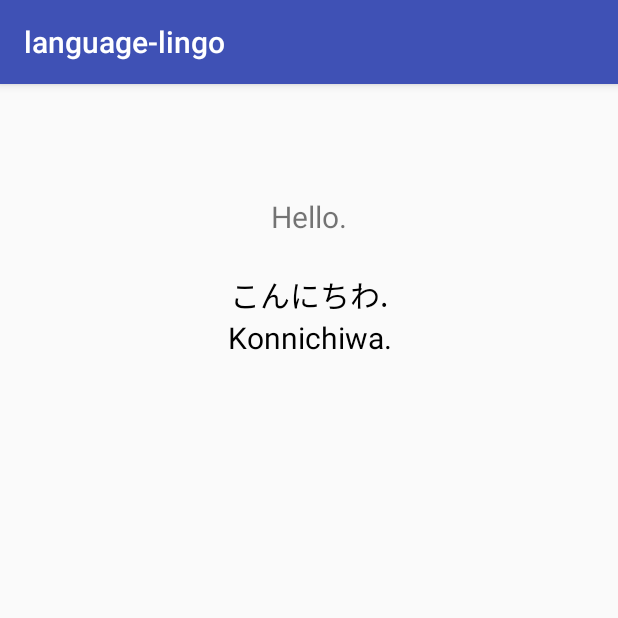
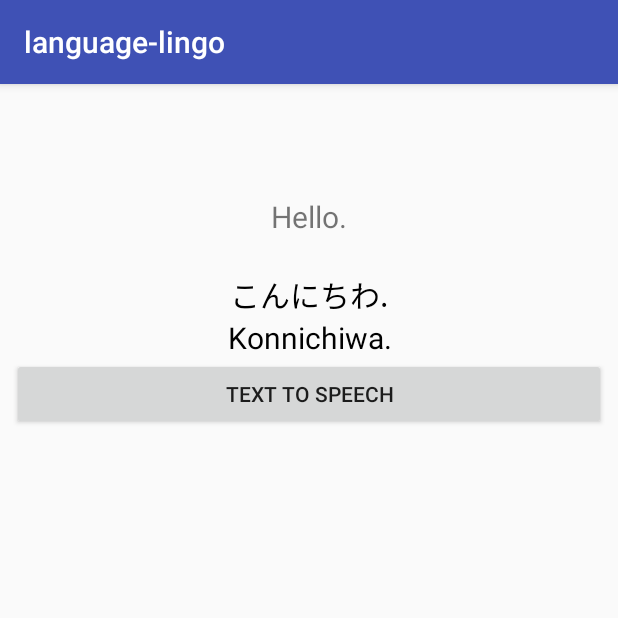
Before and after one commit to DanChunn/language-lingo, an Android app: the TranslationsActivity screen opened directly, with no data from a screen before it, on a phone screen of 412 x 824 dp, the top half of it. Run offline under Robolectric (Android 15) with nearby library versions, the phone set to English and light mode, and no system bars; 3 statements that could not run were skipped.

Commit message:
added button for text to speech

```diff
--- a/app/src/main/java/com/danchunn/language_lingo/TranslationsActivity.java
+++ b/app/src/main/java/com/danchunn/language_lingo/TranslationsActivity.java
@@ -5,11 +5,14 @@ import android.content.res.ColorStateList;
 import android.graphics.Color;
 import android.os.Build;
 import android.speech.tts.TextToSpeech;
+import android.support.constraint.ConstraintLayout;
 import android.support.v7.app.AppCompatActivity;
 import android.os.Bundle;
 import android.util.Log;
 import android.util.TypedValue;
 import android.view.Gravity;
+import android.view.View;
+import android.widget.Button;
 import android.widget.LinearLayout;
 import android.widget.TextView;
 import java.util.Locale;
@@ -17,6 +20,7 @@ import java.util.Locale;
 
 public class TranslationsActivity extends AppCompatActivity {
 
+    final private String ttsString = "Text to Speech";
 
     private LanguagePack languagePackObj;
     private int categoryIndex;
@@ -83,6 +87,23 @@ public class TranslationsActivity extends AppCompatActivity {
             textViews[i].setGravity(Gravity.CENTER);
             linear.addView(textViews[i]);
         }
+
+        Button ttsButton = createButton(ttsString);
+        ttsButton.setOnClickListener(ttsButtonClicked);
+        linear.addView(ttsButton);
+    }
+
+    View.OnClickListener ttsButtonClicked = new View.OnClickListener() {
+        @Override
+        public void onClick(View view){
+            speak(phrase.getOriginalTranslation());
+        }
+    };
+
+    protected Button createButton(String text){
+        Button button = new Button(this);
+        button.setText(text);
+        return button;
     }
 
     @Override
--- a/app/src/main/res/layout/activity_translation.xml
+++ b/app/src/main/res/layout/activity_translation.xml
@@ -1,31 +1,29 @@
 <?xml version="1.0" encoding="utf-8"?>
-<android.support.constraint.ConstraintLayout
-    xmlns:android="http://schemas.android.com/apk/res/android"
+<android.support.constraint.ConstraintLayout xmlns:android="http://schemas.android.com/apk/res/android"
     xmlns:app="http://schemas.android.com/apk/res-auto"
     xmlns:tools="http://schemas.android.com/tools"
     android:layout_width="match_parent"
     android:layout_height="match_parent"
     tools:context="com.danchunn.language_lingo.TranslationsActivity"
-    tools:layout_editor_absoluteY="81dp"
-    tools:layout_editor_absoluteX="0dp">
+    tools:layout_editor_absoluteX="0dp"
+    tools:layout_editor_absoluteY="81dp">
 
     <LinearLayout
         android:id="@+id/translations"
         android:layout_width="0dp"
         android:layout_height="0dp"
+        android:layout_marginBottom="8dp"
+        android:layout_marginLeft="8dp"
+        android:layout_marginRight="8dp"
+        android:layout_marginTop="8dp"
         android:fillViewport="true"
         android:orientation="vertical"
-        tools:layout_constraintTop_creator="1"
+        app:layout_constraintBottom_toBottomOf="parent"
+        app:layout_constraintLeft_toLeftOf="parent"
+        app:layout_constraintRight_toRightOf="parent"
+        app:layout_constraintTop_toTopOf="parent"
         tools:layout_constraintBottom_creator="1"
-        app:layout_constraintBottom_toBottomOf="parent"
-        android:layout_marginTop="8dp"
         tools:layout_constraintLeft_creator="1"
-        android:layout_marginBottom="8dp"
-        app:layout_constraintLeft_toLeftOf="parent"
-        app:layout_constraintTop_toTopOf="parent"
-        android:layout_marginRight="8dp"
-        app:layout_constraintRight_toRightOf="parent"
-        android:layout_marginLeft="8dp">
-    </LinearLayout>
+        tools:layout_constraintTop_creator="1"></LinearLayout>
 
 </android.support.constraint.ConstraintLayout>
```
